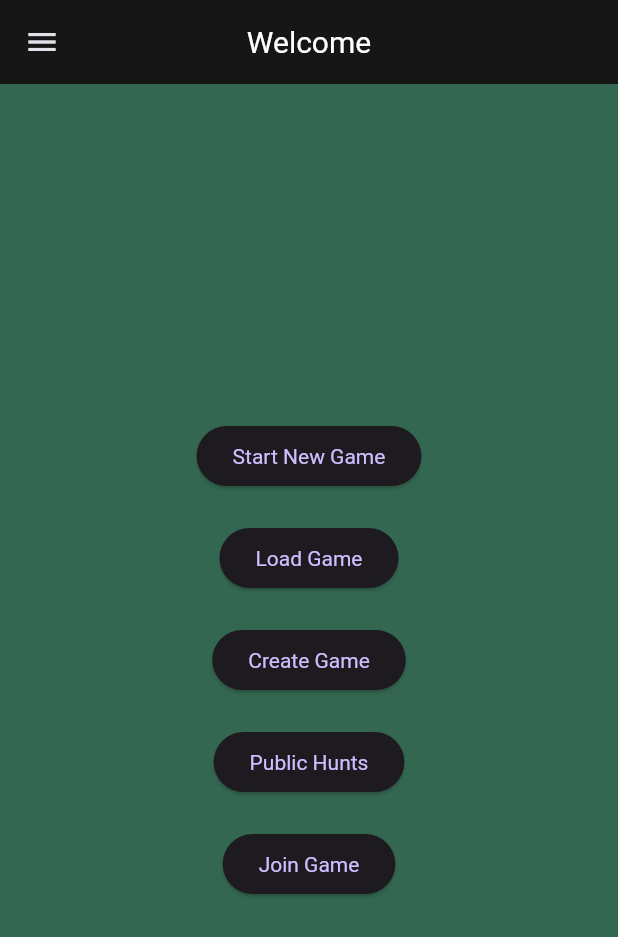
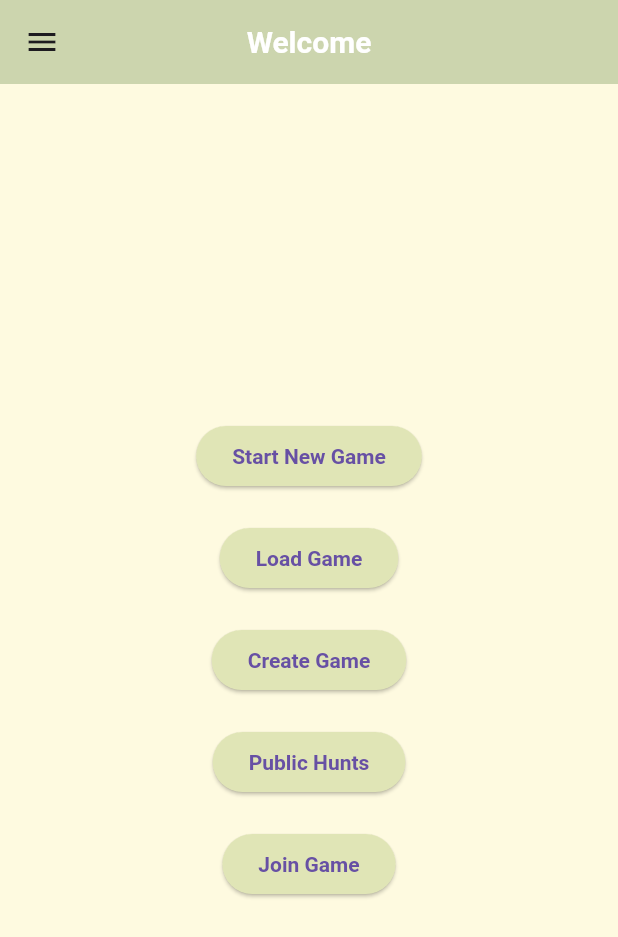
Before and after one commit to Sumanth1997/GemAI_Dev, a Flutter app: the screen it shows once a user with an empty profile is signed in, on a phone screen of 412 x 824 dp. Shown: the top 937 px of the screen. Run offline on Flutter 3.47's test engine with Material 3 defaults, Android fonts, the light colour scheme and no system bars; our stand-ins replace card_swiper, cloud_firestore, confetti, firebase_auth, firebase_core, firebase_storage and 11 more; missing offline and left inert: firebase_ui_auth, firebase_ui_oauth_google, maps_launcher; accounts and stored records are empty; generated files the repository leaves out were written again.

Commit message:
Theme fix

```diff
--- a/scavhunt/lib/Pages/theme.dart
+++ b/scavhunt/lib/Pages/theme.dart
@@ -97,7 +97,7 @@ class ThemeProvider extends ChangeNotifier {
     // ... other dark theme customizations
   );
 
-  ThemeData get currentTheme => _isDarkMode ? lightTheme: darkTheme;
+  ThemeData get currentTheme => _isDarkMode ? darkTheme : lightTheme;
 
   void toggleTheme() {
     _isDarkMode = !_isDarkMode;
```
Also changed, not shown: scavhunt/lib/Pages/new_game.dart (+7 -11 lines).
